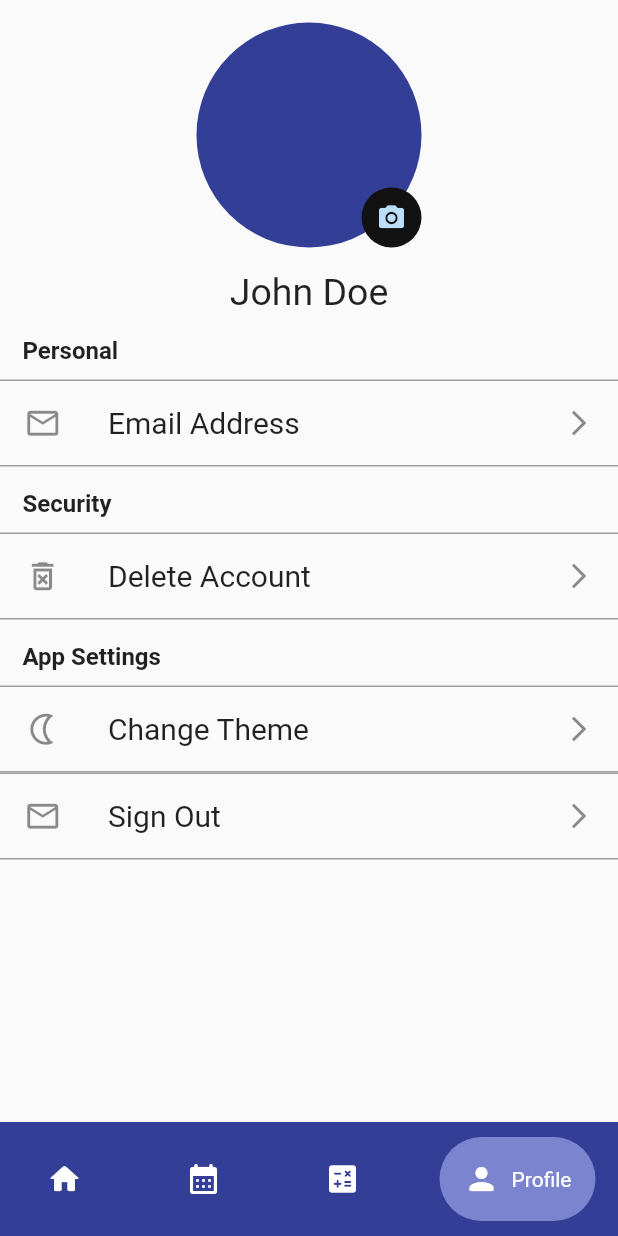
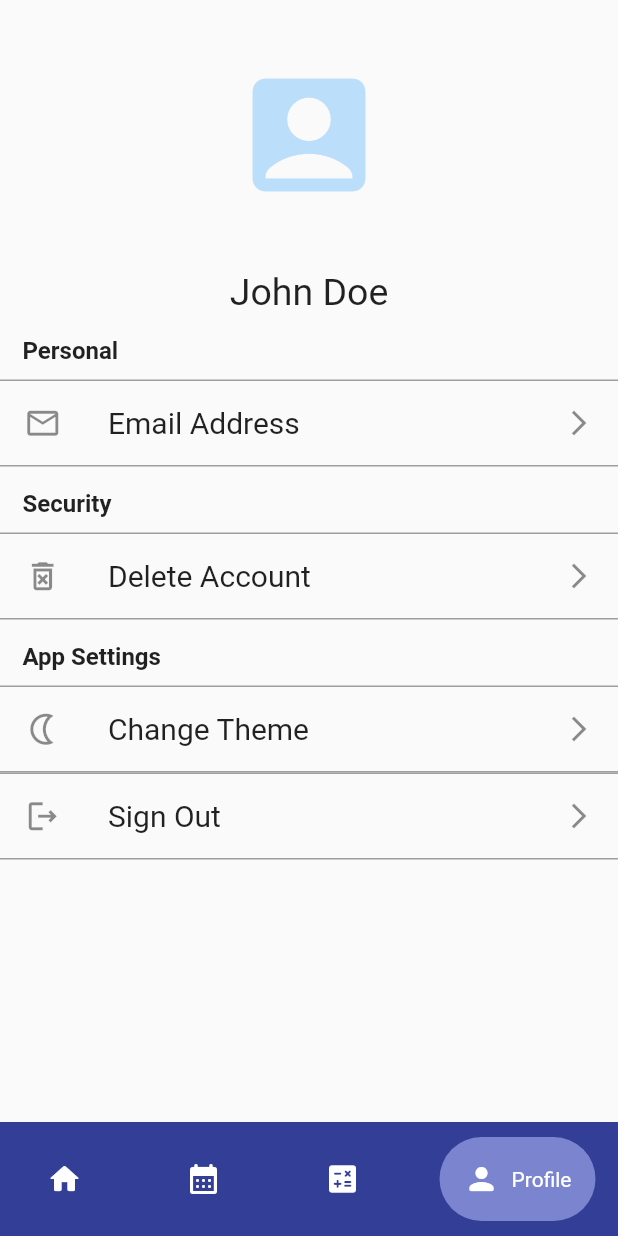
Before and after one commit to anthonyarinze/student_app, a Flutter app: the screen it shows once a user with an empty profile is signed in, item 4 of the bottom bar chosen, on a phone screen of 412 x 824 dp. Run offline on Flutter 3.47's test engine with Material 2 defaults, Android fonts, the phone set to English and light mode, and no system bars; drawn by our look-alikes of google_nav_bar; our stand-ins replace date_picker_timeline, firebase_auth, firebase_core, flutter_local_notifications, flutter_native_timezone, flutter_staggered_animations and 5 more; accounts and stored records are empty.

Commit message:
Changes To The Profile Page

```diff
--- a/lib/pages/profile.dart
+++ b/lib/pages/profile.dart
@@ -2,7 +2,6 @@ import 'package:firebase_auth/firebase_auth.dart';
 import 'package:flutter/material.dart';
 import 'package:get/get.dart';
 import 'package:student_app/auth/login.dart';
-import 'package:student_app/theme/palette.dart';
 import 'package:student_app/theme/theme_service.dart';
 import 'package:student_app/utils/notif_services.dart';
 import 'package:student_app/utils/widgets.dart';
@@ -25,14 +24,10 @@ class Profile extends StatelessWidget {
                 padding: EdgeInsets.only(top: 15.0),
                 child: CircleAvatar(
                   radius: 75,
-                  backgroundColor: Palette.kLightThemeColor,
-                  child: Align(
-                    alignment: Alignment.bottomRight,
-                    child: CircleAvatar(
-                      radius: 20,
-                      backgroundColor: Palette.kDarkGreyColor,
-                      child: Icon(Icons.camera_alt, size: 20.0),
-                    ),
+                  backgroundColor: Colors.transparent,
+                  child: Icon(
+                    Icons.account_box,
+                    size: 100,
                   ),
                 ),
               ),
@@ -121,7 +116,7 @@ class Profile extends StatelessWidget {
                         Get.to(() => const Login());
                       },
                     ),
-                    leadingIcon: const Icon(Icons.email_outlined, size: 25),
+                    leadingIcon: const Icon(Icons.logout_outlined, size: 25),
                     title: 'Sign Out',
                     trailingIcon: const Icon(Icons.arrow_forward_ios, size: 20),
                   ),
```
